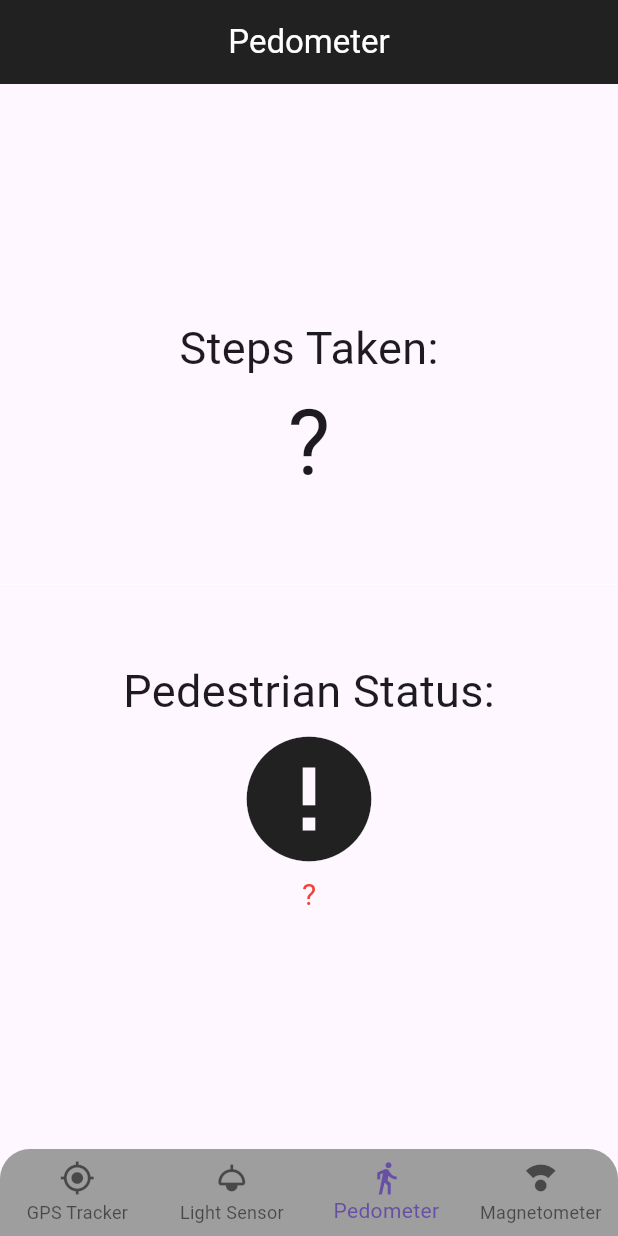
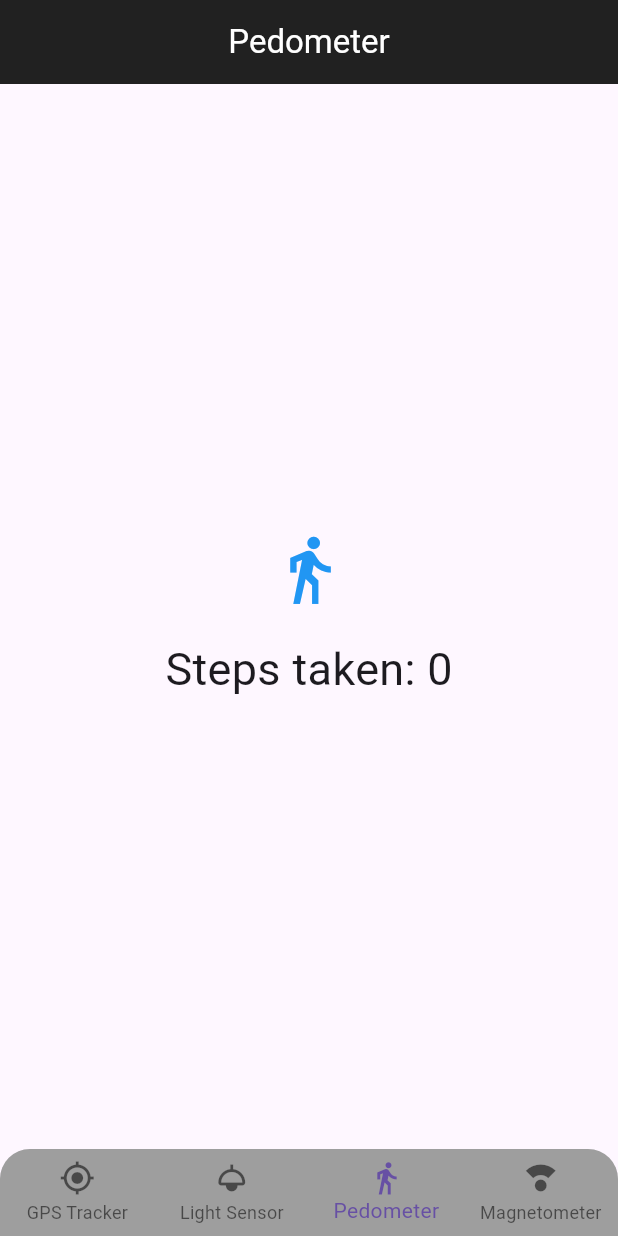
Before and after one commit to JnJuste/SmartHomeMonitoringApp, a Flutter app: the screen it shows after launch, item 3 of the bottom bar chosen, on a phone screen of 412 x 824 dp. Run offline on Flutter 3.47's test engine with Material 3 defaults, Android fonts, the phone set to English and light mode, and no system bars; our stand-ins replace geolocator, pedometer, permission_handler, sensors_plus.

Commit message:
Pedometer Sensor

```diff
--- a/lib/home_Page.dart
+++ b/lib/home_Page.dart
@@ -22,7 +22,7 @@ class _HomePageState extends State<HomePage> {
   final List<Widget> _pages = [
     const GpsTracker(),
     const LightSensor(),
-    const PedometerWidget(),
+    const PedometerPage(),
     const Magnetometer(),
   ];
   @override
--- a/lib/pages/pedometer.dart
+++ b/lib/pages/pedometer.dart
@@ -1,68 +1,35 @@
 import 'package:flutter/material.dart';
 import 'package:pedometer/pedometer.dart';
-import 'dart:async';
 
-String formatDate(DateTime d) {
-  return d.toString().substring(0, 19);
+class PedometerPage extends StatefulWidget {
+  const PedometerPage({super.key});
+  @override
+  _PedometerPageState createState() => _PedometerPageState();
 }
 
-class PedometerWidget extends StatefulWidget {
-  const PedometerWidget({super.key});
-
-  @override
-  _PedometerWidgetState createState() => _PedometerWidgetState();
-}
-
-class _PedometerWidgetState extends State<PedometerWidget> {
+class _PedometerPageState extends State<PedometerPage> {
   late Stream<StepCount> _stepCountStream;
-  late Stream<PedestrianStatus> _pedestrianStatusStream;
-  String _status = '?', _steps = '?';
+  String _steps = '0';
 
   @override
   void initState() {
     super.initState();
-    initPlatformState();
+    startListening();
   }
 
-  void onStepCount(StepCount event) {
-    print(event);
+  void startListening() {
+    _stepCountStream = Pedometer.stepCountStream;
+    _stepCountStream.listen(onData).onError(onError);
+  }
+
+  void onData(StepCount event) {
     setState(() {
       _steps = event.steps.toString();
     });
   }
 
-  void onPedestrianStatusChanged(PedestrianStatus event) {
-    print(event);
-    setState(() {
-      _status = event.status;
-    });
-  }
-
-  void onPedestrianStatusError(error) {
-    print('onPedestrianStatusError: $error');
-    setState(() {
-      _status = 'Pedestrian Status not available';
-    });
-    print(_status);
-  }
-
-  void onStepCountError(error) {
-    print('onStepCountError: $error');
-    setState(() {
-      _steps = 'Step Count not available';
-    });
-  }
-
-  void initPlatformState() {
-    _pedestrianStatusStream = Pedometer.pedestrianStatusStream;
-    _pedestrianStatusStream
-        .listen(onPedestrianStatusChanged)
-        .onError(onPedestrianStatusError);
-
-    _stepCountStream = Pedometer.stepCountStream;
-    _stepCountStream.listen(onStepCount).onError(onStepCountError);
-
-    if (!mounted) return;
+  void onError(error) {
+    print('Flutter Pedometer Error: $error');
   }
 
   @override
@@ -79,40 +46,17 @@ class _PedometerWidgetState extends State<PedometerWidget> {
       body: Center(
         child: Column(
           mainAxisAlignment: MainAxisAlignment.center,
-          children: <Widget>[
-            const Text(
-              'Steps Taken:',
-              style: TextStyle(fontSize: 30),
+          children: [
+            const Icon(
+              Icons.directions_walk,
+              size: 50,
+              color: Colors.blue,
             ),
+            const SizedBox(height: 20),
             Text(
-              _steps,
-              style: const TextStyle(fontSize: 60),
+              'Steps taken: $_steps',
+              style: const TextStyle(fontSize: 30),
             ),
-            const Divider(
-              height: 100,
-              thickness: 0,
-              color: Colors.white,
-            ),
-            const Text(
-              'Pedestrian Status:',
-              style: TextStyle(fontSize: 30),
-            ),
-            Icon(
-              _status == '(walking)'
-                  ? Icons.directions_walk
-                  : _status == '(stopped)'
-                      ? Icons.accessibility_new
-                      : Icons.error,
-              size: 100,
-            ),
-            Center(
-              child: Text(
-                _status,
-                style: _status == 'walking' || _status == 'stopped'
-                    ? const TextStyle(fontSize: 30)
-                    : const TextStyle(fontSize: 20, color: Colors.red),
-              ),
-            )
           ],
         ),
       ),
--- a/pubspec.yaml
+++ b/pubspec.yaml
@@ -42,6 +42,7 @@ dependencies:
   sensors_plus: ^4.0.2
   google_maps_flutter: ^2.5.3
   pedometer: ^4.0.1
+  light_sensor: ^3.0.0
 
 dev_dependencies:
   flutter_test:
```
Also changed, not shown: lib/pages/light_sensor.dart (+8 -4 lines), pubspec.lock, 1 other file.
